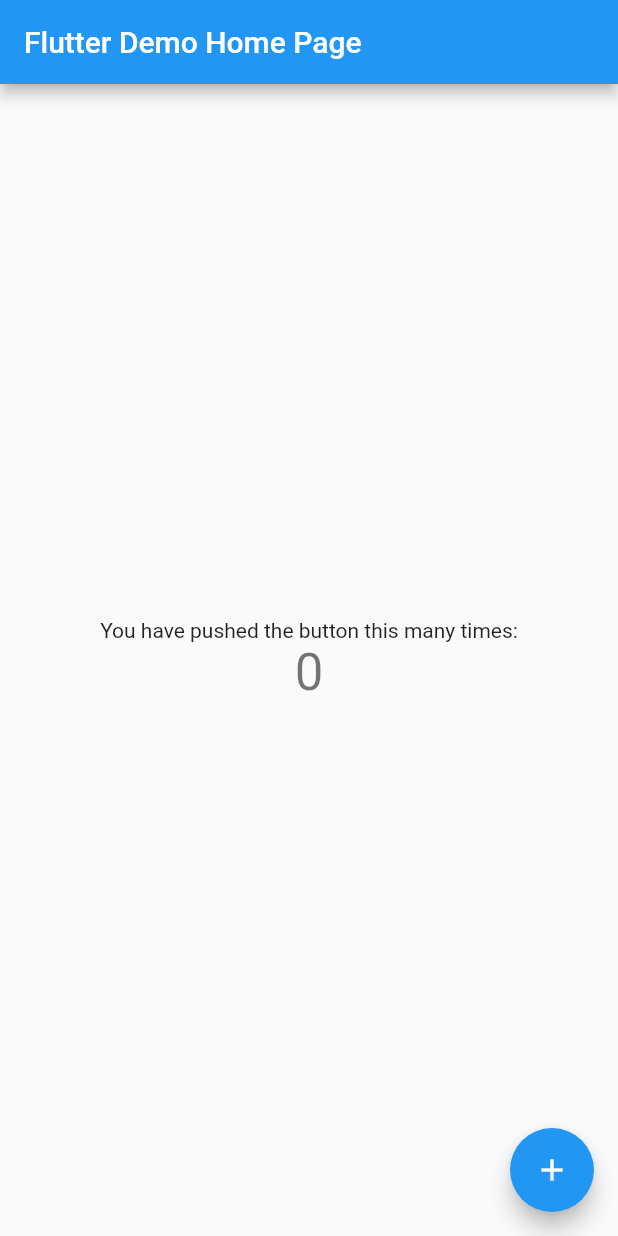
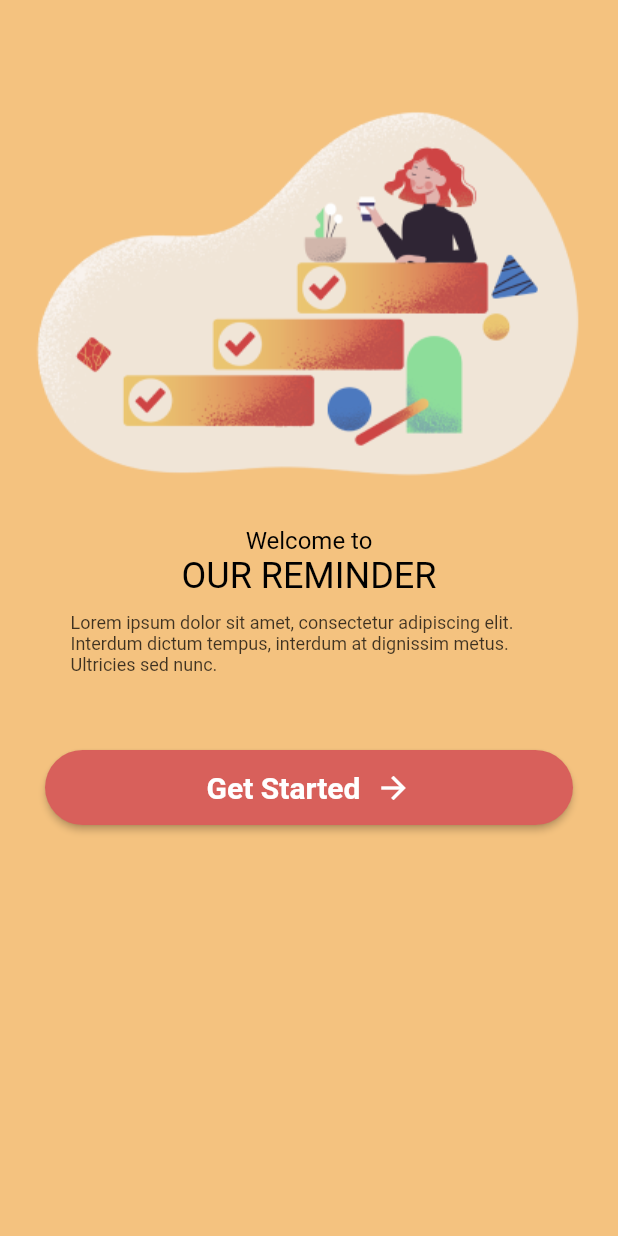
Before and after one commit to newnormal-arch/todo_app, a Flutter app: the screen it shows after launch, on a phone screen of 412 x 824 dp. Run offline on Flutter 3.47's test engine with Material 2 defaults, Android fonts, the phone set to English and light mode, and no system bars.

Commit message:
welcome screen added

```diff
--- a/lib/constants.dart
+++ b/lib/constants.dart
@@ -2,12 +2,7 @@ import 'package:flutter/material.dart';
 
 // COLOR CONSTANTS
 const primaryColor = Color(0xffF4C27F);
-const primaryGradientColor = LinearGradient(
-  colors: [
-    Color(0xffD8605B),
-    Color(0xffF4C27F),
-  ],
-);
+const secondaryColor = Color(0xffD8605B);
 
 // TEXT CONSTANTS
 
--- a/lib/main.dart
+++ b/lib/main.dart
@@ -1,4 +1,5 @@
 import 'package:flutter/material.dart';
+import 'package:todo_app/screens/welcome_screen.dart';
 
 void main() {
   runApp(const MyApp());
@@ -11,105 +12,12 @@ class MyApp extends StatelessWidget {
   @override
   Widget build(BuildContext context) {
     return MaterialApp(
+      debugShowCheckedModeBanner: false,
       title: 'Flutter Demo',
       theme: ThemeData(
-        // This is the theme of your application.
-        //
-        // Try running your application with "flutter run". You'll see the
-        // application has a blue toolbar. Then, without quitting the app, try
-        // changing the primarySwatch below to Colors.green and then invoke
-        // "hot reload" (press "r" in the console where you ran "flutter run",
-        // or simply save your changes to "hot reload" in a Flutter IDE).
-        // Notice that the counter didn't reset back to zero; the application
-        // is not restarted.
         primarySwatch: Colors.blue,
       ),
-      home: const MyHomePage(title: 'Flutter Demo Home Page'),
+      home: const WelcomeScreen(),
     );
   }
 }
-
-class MyHomePage extends StatefulWidget {
-  const MyHomePage({Key? key, required this.title}) : super(key: key);
-
-  // This widget is the home page of your application. It is stateful, meaning
-  // that it has a State object (defined below) that contains fields that affect
-  // how it looks.
-
-  // This class is the configuration for the state. It holds the values (in this
-  // case the title) provided by the parent (in this case the App widget) and
-  // used by the build method of the State. Fields in a Widget subclass are
-  // always marked "final".
-
-  final String title;
-
-  @override
-  State<MyHomePage> createState() => _MyHomePageState();
-}
-
-class _MyHomePageState extends State<MyHomePage> {
-  int _counter = 0;
-
-  void _incrementCounter() {
-    setState(() {
-      // This call to setState tells the Flutter framework that something has
-      // changed in this State, which causes it to rerun the build method below
-      // so that the display can reflect the updated values. If we changed
-      // _counter without calling setState(), then the build method would not be
-      // called again, and so nothing would appear to happen.
-      _counter++;
-    });
-  }
-
-  @override
-  Widget build(BuildContext context) {
-    // This method is rerun every time setState is called, for instance as done
-    // by the _incrementCounter method above.
-    //
-    // The Flutter framework has been optimized to make rerunning build methods
-    // fast, so that you can just rebuild anything that needs updating rather
-    // than having to individually change instances of widgets.
-    return Scaffold(
-      appBar: AppBar(
-        // Here we take the value from the MyHomePage object that was created by
-        // the App.build method, and use it to set our appbar title.
-        title: Text(widget.title),
-      ),
-      body: Center(
-        // Center is a layout widget. It takes a single child and positions it
-        // in the middle of the parent.
-        child: Column(
-          // Column is also a layout widget. It takes a list of children and
-          // arranges them vertically. By default, it sizes itself to fit its
-          // children horizontally, and tries to be as tall as its parent.
-          //
-          // Invoke "debug painting" (press "p" in the console, choose the
-          // "Toggle Debug Paint" action from the Flutter Inspector in Android
-          // Studio, or the "Toggle Debug Paint" command in Visual Studio Code)
-          // to see the wireframe for each widget.
-          //
-          // Column has various properties to control how it sizes itself and
-          // how it positions its children. Here we use mainAxisAlignment to
-          // center the children vertically; the main axis here is the vertical
-          // axis because Columns are vertical (the cross axis would be
-          // horizontal).
-          mainAxisAlignment: MainAxisAlignment.center,
-          children: <Widget>[
-            const Text(
-              'You have pushed the button this many times:',
-            ),
-            Text(
-              '$_counter',
-              style: Theme.of(context).textTheme.headline4,
-            ),
-          ],
-        ),
-      ),
-      floatingActionButton: FloatingActionButton(
-        onPressed: _incrementCounter,
-        tooltip: 'Increment',
-        child: const Icon(Icons.add),
-      ), // This trailing comma makes auto-formatting nicer for build methods.
-    );
-  }
-}
--- /dev/null
+++ b/lib/screens/welcome_screen.dart
@@ -0,0 +1,81 @@
+import 'package:flutter/material.dart';
+import 'package:todo_app/constants.dart';
+
+class WelcomeScreen extends StatelessWidget {
+  const WelcomeScreen({Key? key}) : super(key: key);
+
+  @override
+  Widget build(BuildContext context) {
+    return Scaffold(
+      backgroundColor: primaryColor,
+      body: SingleChildScrollView(
+        child: Column(
+          children: [
+            const SizedBox(height: 60),
+            Image.asset('assets/images/Done.png'),
+            const SizedBox(height: 13),
+            RichText(
+              textAlign: TextAlign.center,
+              text: const TextSpan(
+                text: 'Welcome to',
+                style: TextStyle(
+                  color: primaryTextColor,
+                  fontSize: 16,
+                ),
+                children: <TextSpan>[
+                  TextSpan(
+                    text: '\nOUR REMINDER',
+                    style: TextStyle(
+                      color: primaryTextColor,
+                      fontSize: 24,
+                    ),
+                  ),
+                ],
+              ),
+            ),
+            const SizedBox(height: 10),
+            Padding(
+              padding: const EdgeInsets.symmetric(horizontal: 47),
+              child: Text(
+                'Lorem ipsum dolor sit amet, consectetur adipiscing elit. Interdum dictum tempus, interdum at dignissim metus. Ultricies sed nunc.',
+                style: TextStyle(
+                  color: primaryTextOpacityColor,
+                  fontSize: 12,
+                ),
+              ),
+            ),
+            const SizedBox(height: 50),
+            Padding(
+              padding: const EdgeInsets.symmetric(horizontal: 30),
+              child: ElevatedButton(
+                onPressed: () {},
+                child: Row(
+                  mainAxisAlignment: MainAxisAlignment.center,
+                  children: const [
+                    Text('Get Started'),
+                    SizedBox(width: 10),
+                    Icon(Icons.arrow_forward),
+                  ],
+                ),
+                style: ElevatedButton.styleFrom(
+                  primary: secondaryColor,
+                  textStyle: const TextStyle(
+                    fontSize: 20,
+                    fontWeight: FontWeight.bold,
+                  ),
+                  minimumSize: const Size(
+                    double.infinity,
+                    50,
+                  ),
+                  shape: RoundedRectangleBorder(
+                    borderRadius: BorderRadius.circular(50),
+                  ),
+                ),
+              ),
+            ),
+          ],
+        ),
+      ),
+    );
+  }
+}
--- a/pubspec.yaml
+++ b/pubspec.yaml
@@ -58,6 +58,8 @@ flutter:
   uses-material-design: true
 
   # To add assets to your application, add an assets section, like this:
+  assets:
+    - assets/images/
   # assets:
   #   - images/a_dot_burr.jpeg
   #   - images/a_dot_ham.jpeg
```
Also changed, not shown: lib/screens/dashboard_screen.dart (added), lib/screens/login_screen.dart (added), lib/screens/register_screen.dart (added).
